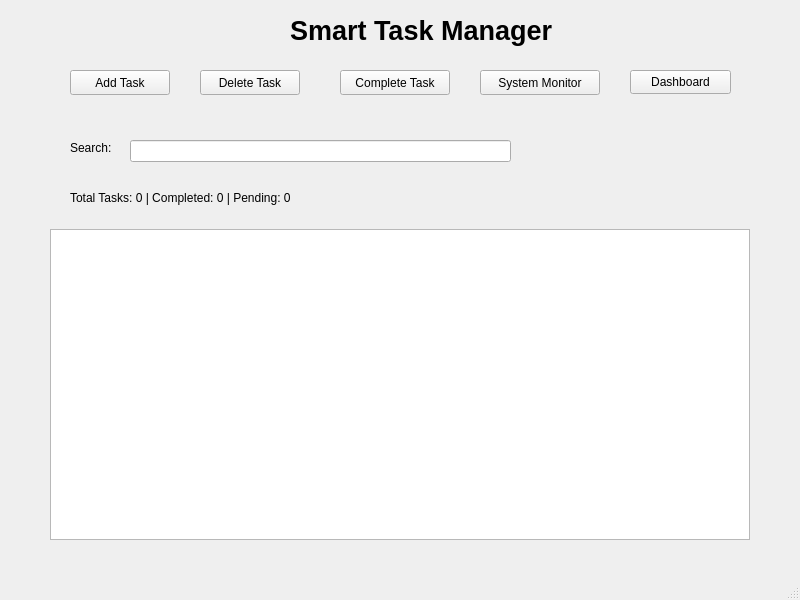
Qt form GUI-Version/CppTaskMonitorGUI/CppTaskMonitorGUI/mainwindow.ui (FadhilSE/CppTaskMonitor) before a commit.
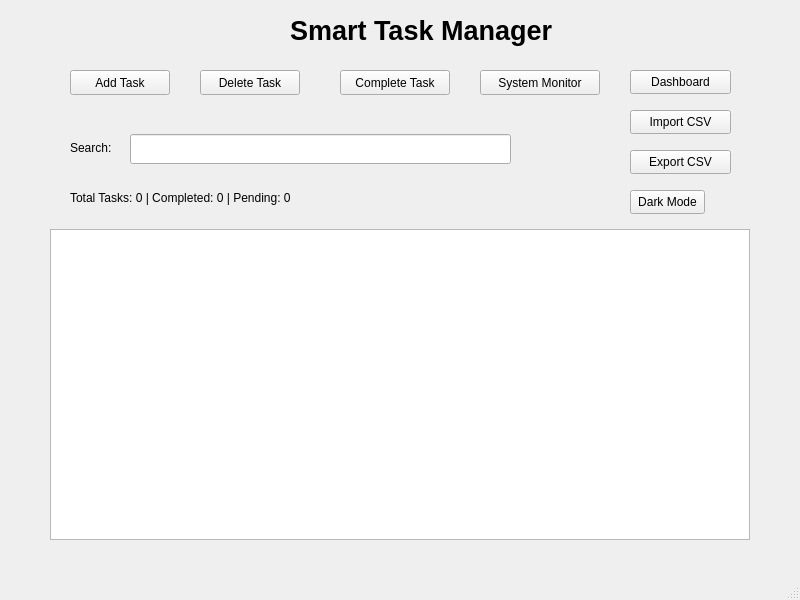
The same form after that commit.

The edit to the form file:
```diff
--- a/GUI-Version/CppTaskMonitorGUI/CppTaskMonitorGUI/mainwindow.ui
+++ b/GUI-Version/CppTaskMonitorGUI/CppTaskMonitorGUI/mainwindow.ui
@@ -102,9 +102,9 @@
     <property name="geometry">
      <rect>
       <x>130</x>
-      <y>140</y>
+      <y>134</y>
       <width>381</width>
-      <height>22</height>
+      <height>30</height>
      </rect>
     </property>
    </widget>
@@ -144,6 +144,45 @@
      <string>Dashboard</string>
     </property>
    </widget>
+   <widget class="QPushButton" name="exportCsvButton">
+    <property name="geometry">
+     <rect>
+      <x>630</x>
+      <y>150</y>
+      <width>101</width>
+      <height>24</height>
+     </rect>
+    </property>
+    <property name="text">
+     <string>Export CSV</string>
+    </property>
+   </widget>
+   <widget class="QPushButton" name="darkModeButton">
+    <property name="geometry">
+     <rect>
+      <x>630</x>
+      <y>190</y>
+      <width>75</width>
+      <height>24</height>
+     </rect>
+    </property>
+    <property name="text">
+     <string>Dark Mode</string>
+    </property>
+   </widget>
+   <widget class="QPushButton" name="importCsvButton">
+    <property name="geometry">
+     <rect>
+      <x>630</x>
+      <y>110</y>
+      <width>101</width>
+      <height>24</height>
+     </rect>
+    </property>
+    <property name="text">
+     <string>Import CSV</string>
+    </property>
+   </widget>
   </widget>
   <widget class="QMenuBar" name="menubar">
    <property name="geometry">
```
